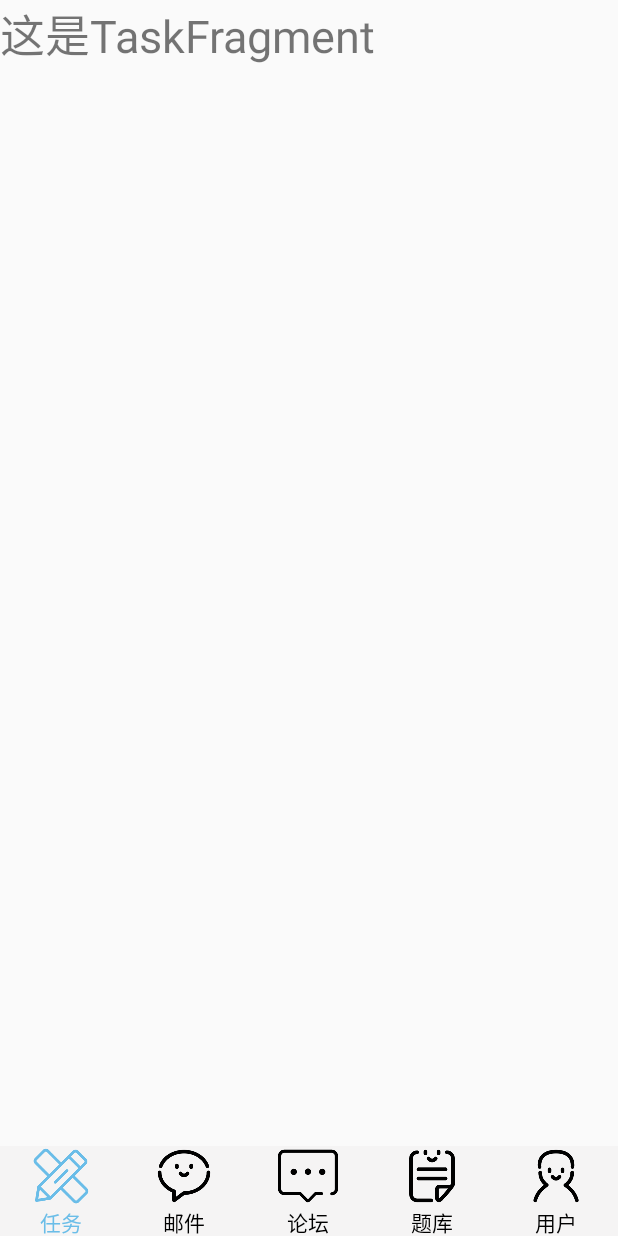
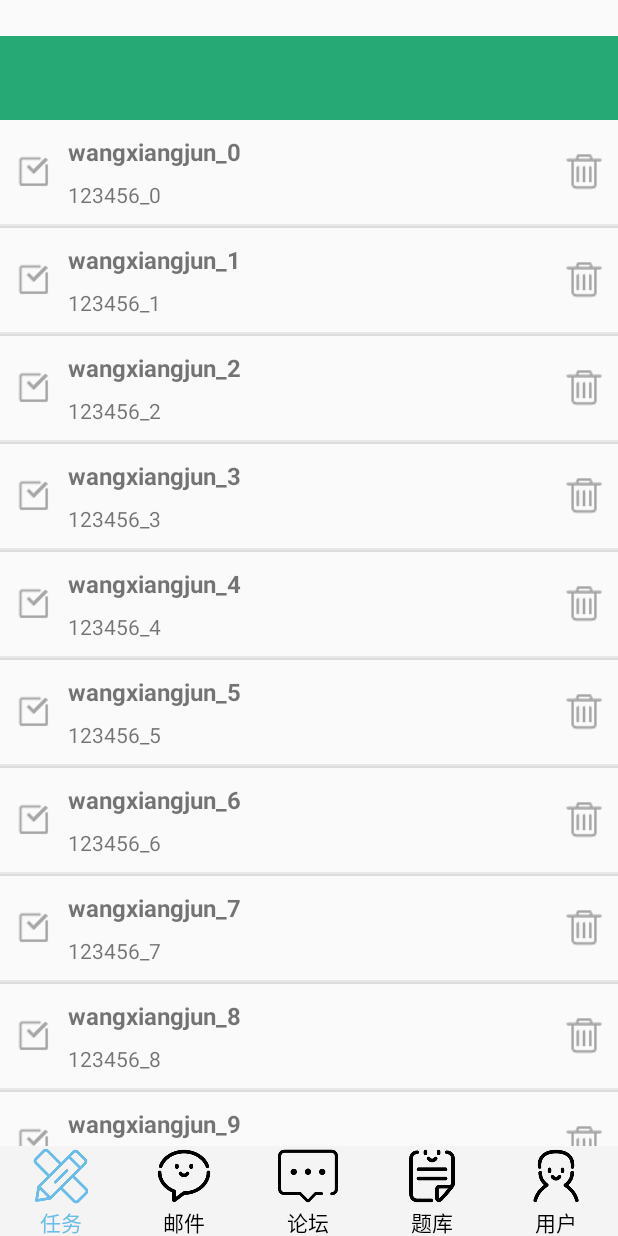
Before and after one commit to Yuki0227/MobileApplicationDevelopmentAPP, an Android app: the screen it shows after launch (MainActivity), on a phone screen of 412 x 824 dp. Run offline under Robolectric (Android 15) with nearby library versions, the phone set to English and light mode, and no system bars; libraries missing offline, so code that uses them is left out: com.sun.mail, javax.mail, org.litepal; 2 statements that could not run were skipped.

Commit message:
编写任务分配功能(未完成)

```diff
--- a/app/src/main/java/com/app/task/TaskFragment.java
+++ b/app/src/main/java/com/app/task/TaskFragment.java
@@ -2,14 +2,24 @@ package com.app.task;
 
 import android.os.Bundle;
 import android.view.LayoutInflater;
+import android.view.Menu;
+import android.view.MenuInflater;
 import android.view.View;
 import android.view.ViewGroup;
+import android.widget.ListView;
+import android.widget.SimpleAdapter;
 import android.widget.TextView;
 
+import androidx.annotation.NonNull;
 import androidx.annotation.Nullable;
 import androidx.fragment.app.Fragment;
 
 import com.app.R;
+
+import java.util.ArrayList;
+import java.util.HashMap;
+import java.util.List;
+import java.util.Map;
 
 /**
  * A simple {@link Fragment} subclass.
@@ -22,12 +32,38 @@ public class TaskFragment extends Fragment {
 
     private TextView fragmentTextView;
 
+    private ListView listView;
+    private List<Map<String, String>> list = null;
+
 
     @Nullable
     @Override
     public View onCreateView(LayoutInflater inflater, @Nullable ViewGroup container, @Nullable Bundle savedInstanceState) {
         View view = inflater.inflate(R.layout.fragment_task, null);
+
+        listView = view.findViewById(R.id.task_item);
+        list = new ArrayList<Map<String, String>>();
+        for (int i = 0; i < 20; i++) {
+            Map<String, String> map = new HashMap<String, String>();
+            map.put("username", "wangxiangjun_" + i);
+            map.put("password", "123456_" + i);
+            list.add(map);
+        }
+
+        SimpleAdapter adapter = new SimpleAdapter(getContext(), list, R.layout.task_list, new String[]{"username","password"},
+            new int[]{
+                R.id.tv_title,R.id.tv_content
+            });
+        listView.setAdapter(adapter);
+
         return view;
+    }
+
+
+
+    @Override
+    public void onCreateOptionsMenu(@NonNull Menu menu, @NonNull MenuInflater inflater) {
+        inflater.inflate(R.menu.menu_add_task,menu);
     }
 
     public TaskFragment(String fragmentText) {
--- /dev/null
+++ b/app/src/main/res/drawable/ic_add_task.xml
@@ -0,0 +1,9 @@
+<vector xmlns:android="http://schemas.android.com/apk/res/android"
+        android:width="24dp"
+        android:height="24dp"
+        android:viewportWidth="24.0"
+        android:viewportHeight="24.0">
+    <path
+        android:fillColor="#FFFFFFFF"
+        android:pathData="M19,13h-6v6h-2v-6H5v-2h6V5h2v6h6v2z"/>
+</vector>
--- a/app/src/main/res/layout/fragment_task.xml
+++ b/app/src/main/res/layout/fragment_task.xml
@@ -1,16 +1,26 @@
 <?xml version="1.0" encoding="utf-8"?>
-<FrameLayout xmlns:android="http://schemas.android.com/apk/res/android"
+<RelativeLayout xmlns:android="http://schemas.android.com/apk/res/android"
+    xmlns:app="http://schemas.android.com/apk/res-auto"
     xmlns:tools="http://schemas.android.com/tools"
     android:layout_width="match_parent"
     android:layout_height="match_parent"
-    tools:context=".task.TaskFragment">
+    android:paddingTop="24dp">
+
+    <include android:id="@+id/task_toolbar" layout="@layout/layout_task_toolbar"/>
 
 
-    <TextView
-        android:id="@+id/fragment_task"
+
+<!--    <TextView-->
+<!--        android:id="@+id/fragment_task"-->
+<!--        android:layout_width="match_parent"-->
+<!--        android:layout_height="30dp"-->
+<!--        android:textSize="20sp"-->
+<!--        android:text="这是TaskFragment" />-->
+    <ListView
+        android:id="@+id/task_item"
         android:layout_width="match_parent"
         android:layout_height="match_parent"
-        android:textSize="30dp"
-        android:text="这是TaskFragment" />
+        android:layout_below="@id/task_toolbar"
+        />
 
-</FrameLayout>
+</RelativeLayout>
--- /dev/null
+++ b/app/src/main/res/layout/layout_task_toolbar.xml
@@ -0,0 +1,22 @@
+<?xml version="1.0" encoding="utf-8"?>
+<androidx.appcompat.widget.Toolbar xmlns:android="http://schemas.android.com/apk/res/android"
+    xmlns:app="http://schemas.android.com/apk/res-auto"
+    xmlns:tools="http://schemas.android.com/tools"
+    android:id="@+id/toolbar"
+    style="@style/ToolbarStyle"
+    android:layout_width="match_parent"
+    android:layout_height="?attr/actionBarSize"
+    android:background="@color/color_main"
+    android:theme="@style/ThemeOverlay.AppCompat.Dark.ActionBar"
+    app:popupTheme="@style/ThemeOverlay.AppCompat.Light">
+
+    <TextView
+        android:id="@+id/tv_title"
+        android:layout_width="wrap_content"
+        android:layout_height="wrap_content"
+        android:layout_gravity="center"
+        android:textColor="@color/color_widget"
+        android:textSize="@dimen/sp_18"
+        tools:text="首页" />
+
+</androidx.appcompat.widget.Toolbar>
--- /dev/null
+++ b/app/src/main/res/layout/task_list.xml
@@ -0,0 +1,63 @@
+<?xml version="1.0" encoding="utf-8"?>
+<LinearLayout xmlns:android="http://schemas.android.com/apk/res/android"
+    xmlns:tools="http://schemas.android.com/tools"
+    android:layout_width="match_parent"
+    android:layout_height="wrap_content"
+    android:orientation="vertical">
+
+    <RelativeLayout
+        android:layout_width="match_parent"
+        android:layout_height="wrap_content"
+        android:padding="@dimen/dp_10">
+
+        <ImageView
+            android:id="@+id/iv_done"
+            android:layout_width="@dimen/dp_25"
+            android:layout_height="@dimen/dp_25"
+            android:layout_centerVertical="true"
+            android:src="@mipmap/ic_complete" />
+
+        <ImageView
+            android:id="@+id/iv_delete"
+            android:layout_width="@dimen/dp_25"
+            android:layout_height="@dimen/dp_25"
+            android:layout_alignParentRight="true"
+            android:layout_centerVertical="true"
+            android:src="@mipmap/ic_delete" />
+
+        <TextView
+            android:id="@+id/tv_title"
+            android:layout_width="match_parent"
+            android:layout_height="wrap_content"
+            android:layout_marginLeft="@dimen/dp_10"
+            android:layout_marginRight="@dimen/dp_10"
+            android:layout_toLeftOf="@id/iv_delete"
+            android:layout_toRightOf="@id/iv_done"
+            android:ellipsize="end"
+            android:maxLines="1"
+            android:textSize="@dimen/sp_16"
+            android:textStyle="bold"
+            tools:text="斯蒂芬·库里（Stephen Curry），1988年3月14日出生于美国俄亥俄州阿克伦（Akron,Ohio），美国职业篮球运动员，司职控球后卫，效力于NBA金州勇士队。" />
+
+        <TextView
+            android:id="@+id/tv_content"
+            android:layout_width="match_parent"
+            android:layout_height="wrap_content"
+            android:layout_below="@id/tv_title"
+            android:layout_marginLeft="@dimen/dp_10"
+            android:layout_marginRight="@dimen/dp_10"
+            android:layout_marginTop="@dimen/dp_8"
+            android:layout_toLeftOf="@id/iv_delete"
+            android:layout_toRightOf="@id/iv_done"
+            android:ellipsize="end"
+            android:maxLines="2"
+            android:textSize="@dimen/sp_14"
+            tools:text="斯蒂芬·库里于2009年通过选秀进入NBA后一直效力于勇士队，新秀赛季入选最佳新秀第一阵容；2014-15、2016-17、2017-18赛季三次随勇士队获得NBA总冠军；两次当选常规赛MVP，两次入选最佳阵容第一阵容，5次入选全明星赛西部首发阵容。" />
+    </RelativeLayout>
+
+    <View
+        android:layout_width="match_parent"
+        android:layout_height="@dimen/dp_1"
+        android:background="@color/color_divider" />
+
+</LinearLayout>
--- /dev/null
+++ b/app/src/main/res/menu/menu_add_task.xml
@@ -0,0 +1,15 @@
+<?xml version="1.0" encoding="utf-8"?>
+<menu xmlns:android="http://schemas.android.com/apk/res/android"
+    xmlns:app="http://schemas.android.com/apk/res-auto">
+
+    <item
+        android:id="@+id/menu_task_add"
+        android:icon="@drawable/ic_add_task"
+        android:title="@string/menu_title_add_task"
+        app:showAsAction="ifRoom"
+        />
+
+
+
+
+</menu>
--- a/app/src/main/res/values/colors.xml
+++ b/app/src/main/res/values/colors.xml
@@ -10,6 +10,12 @@
     <color name="teal_700">#FF018786</color>
     <color name="black">#FF000000</color>
     <color name="white">#FFFFFFFF</color>
+
+    <color name="color_divider">#66cacaca</color>
+    <color name="color_main">#26A974</color>
+    <color name="color_widget">#FFFFFF</color>
+
     <color name="colorGray">#C2C2C2</color>
     <color name="colorBlack">#000000</color>
+
 </resources>
--- a/app/src/main/res/values/strings.xml
+++ b/app/src/main/res/values/strings.xml
@@ -2,4 +2,7 @@
     <string name="app_name">android-app</string>
     <!-- TODO: Remove or change this placeholder text -->
     <string name="hello_blank_fragment">Hello blank fragment</string>
+
+
+    <string name="menu_title_add_task">新增任务</string>
 </resources>
--- a/app/src/main/res/values/styles.xml
+++ b/app/src/main/res/values/styles.xml
@@ -10,4 +10,15 @@
         <item name="android:windowTranslucentStatus">true</item>
     </style>
 
+
+    <!-- task_toolbar标题与NavigationIcon的距离 -->
+    <style name="ToolbarStyle" parent="Base.Widget.AppCompat.Toolbar">
+        <item name="contentInsetStart">0dp</item>
+        <item name="contentInsetStartWithNavigation">0dp</item>
+    </style>
+    <!-- task_toolbar标题字体大小 -->
+    <style name="ToolbarTitle" parent="@style/TextAppearance.Widget.AppCompat.Toolbar.Title">
+        <item name="android:textSize">@dimen/sp_18</item>
+    </style>
+
 </resources>
```
Also changed, not shown: app/src/main/java/com/app/task/TaskListViewAdapter.java (added, +60 -0 lines), app/src/main/res/values/dimens.xml (added, +40 -0 lines), app/src/main/res/mipmap-xxhdpi/ic_complete.png (added), app/src/main/res/mipmap-xxhdpi/ic_delete.png (added).
